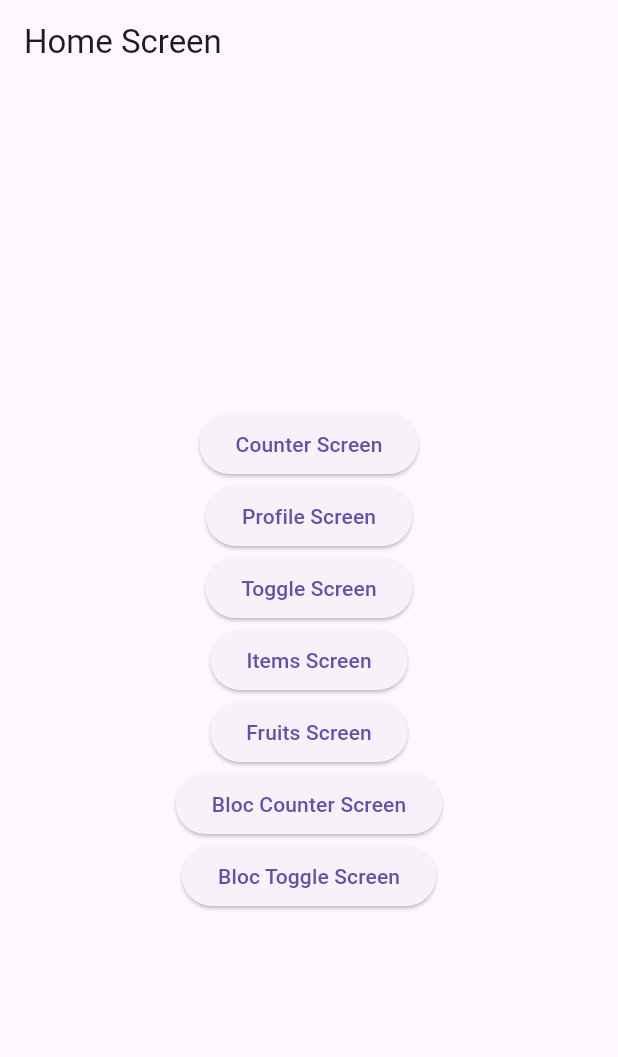
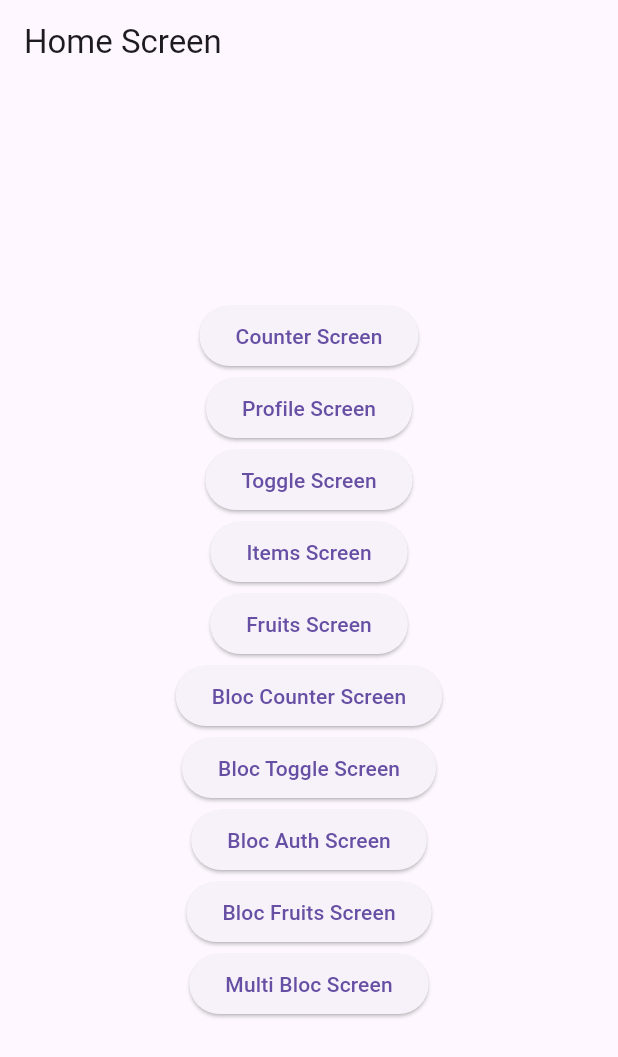
Before and after one commit to asib-research/flutter_bloc_mastery, a Flutter app: the screen it shows after launch, on a phone screen of 412 x 824 dp. Shown: the top 1057 px of the screen. Run offline on Flutter 3.47's test engine with Material 3 defaults, Android fonts, the phone set to English and light mode, and no system bars; our stand-ins replace flutter_bloc.

Commit message:
feat: implement MultiBlocProvider with AuthBloc and ProfileBloc, BlocListener and BlocBuilder

```diff
--- a/lib/app/flutter_bloc_mastery.dart
+++ b/lib/app/flutter_bloc_mastery.dart
@@ -3,8 +3,13 @@ import 'package:flutter_bloc/flutter_bloc.dart';
 import 'package:flutter_bloc_mastery/cubits/counter_cubit.dart';
 import 'package:flutter_bloc_mastery/cubits/profile_cubit.dart';
 import 'package:flutter_bloc_mastery/cubits/toggle_cubit.dart';
+import 'package:flutter_bloc_mastery/features/bloc/auth_with_block/blocs/auth_bloc.dart';
 import 'package:flutter_bloc_mastery/features/bloc/counter_with_bloc/blocs/counter_bloc.dart';
-import 'package:flutter_bloc_mastery/features/bloc/counter_with_bloc/blocs/toggle_bloc.dart';
+import 'package:flutter_bloc_mastery/features/bloc/fruits_with_bloc/blocs/fruit_bloc.dart';
+import 'package:flutter_bloc_mastery/features/bloc/fruits_with_bloc/repositories/fruit_repository.dart';
+import 'package:flutter_bloc_mastery/features/bloc/toggle_with_block/blocs/toggle_bloc.dart';
+import 'package:flutter_bloc_mastery/multi_bloc_system/blocs/multi_bloc_auth.dart';
+import 'package:flutter_bloc_mastery/multi_bloc_system/blocs/multi_bloc_profile.dart';
 import 'package:flutter_bloc_mastery/screens/home_screen.dart';
 import 'package:flutter_bloc_mastery/cubits/items_cubit.dart';
 
@@ -20,6 +25,10 @@ class FlutterBlocMastery extends StatelessWidget {
       BlocProvider(create: (_)=> ItemsCubit()..fetchItems()),
       BlocProvider(create: (_)=> CounterBloc()),
       BlocProvider(create: (_)=> ToggleBloc()),
+      BlocProvider(create: (_)=> AuthBloc()),
+      BlocProvider(create: (_)=> FruitBloc(FruitRepository())),
+      BlocProvider(create: (_)=> MultiBlocAuth(),),
+      BlocProvider(create: (_)=> MultiBlocProfile(),),
     ], child: MaterialApp(
       home: HomeScreen(),
     ));
--- a/lib/features/bloc/auth_with_block/blocs/auth_bloc.dart
+++ b/lib/features/bloc/auth_with_block/blocs/auth_bloc.dart
@@ -1,6 +1,6 @@
 import 'package:flutter_bloc/flutter_bloc.dart';
-import 'package:flutter_bloc_mastery/features/bloc/counter_with_bloc/events/auth_event.dart';
-import 'package:flutter_bloc_mastery/features/bloc/counter_with_bloc/states/auth_state.dart';
+import 'package:flutter_bloc_mastery/features/bloc/auth_with_block/events/auth_event.dart';
+import 'package:flutter_bloc_mastery/features/bloc/auth_with_block/states/auth_state.dart';
 
 class AuthBloc extends Bloc<AuthEvent, AuthState> {
   AuthBloc() : super(AuthInitialState()) {
--- a/lib/features/bloc/auth_with_block/screens/bloc_auth_screen.dart
+++ b/lib/features/bloc/auth_with_block/screens/bloc_auth_screen.dart
@@ -1,8 +1,8 @@
 import 'package:flutter/material.dart';
 import 'package:flutter_bloc/flutter_bloc.dart';
-import 'package:flutter_bloc_mastery/features/bloc/counter_with_bloc/blocs/auth_bloc.dart';
-import 'package:flutter_bloc_mastery/features/bloc/counter_with_bloc/events/auth_event.dart';
-import 'package:flutter_bloc_mastery/features/bloc/counter_with_bloc/states/auth_state.dart';
+import 'package:flutter_bloc_mastery/features/bloc/auth_with_block/blocs/auth_bloc.dart';
+import 'package:flutter_bloc_mastery/features/bloc/auth_with_block/events/auth_event.dart';
+import 'package:flutter_bloc_mastery/features/bloc/auth_with_block/states/auth_state.dart';
 
 class BlocAuthScreen extends StatefulWidget {
   const BlocAuthScreen({super.key});
--- a/lib/features/bloc/fruits_with_bloc/blocs/fruit_bloc.dart
+++ b/lib/features/bloc/fruits_with_bloc/blocs/fruit_bloc.dart
@@ -0,0 +1,20 @@
+import 'package:flutter_bloc/flutter_bloc.dart';
+import 'package:flutter_bloc_mastery/features/bloc/fruits_with_bloc/events/fruit_event.dart';
+import 'package:flutter_bloc_mastery/features/bloc/fruits_with_bloc/repositories/fruit_repository.dart';
+import 'package:flutter_bloc_mastery/features/bloc/fruits_with_bloc/states/fruit_state.dart';
+
+class FruitBloc extends Bloc<FruitEvent, FruitState> {
+  final FruitRepository fruitsRepository;
+
+  FruitBloc(this.fruitsRepository) : super(FruitsInitial()) {
+    on<FetchFruitsEvent>((event, emit) async {
+      emit(FruitsLoading());
+      try {
+        final fruits = await fruitsRepository.fetchFruits();
+        emit(FruitsLoaded(fruits: fruits));
+      } catch (e) {
+        emit(FruitsError(message: "Failed to fetch fruits"));
+      }
+    });
+  }
+}
--- a/lib/features/bloc/fruits_with_bloc/events/fruit_event.dart
+++ b/lib/features/bloc/fruits_with_bloc/events/fruit_event.dart
@@ -1,3 +1,4 @@
+
 abstract class FruitEvent {}
 
 class FetchFruitsEvent extends FruitEvent {}
--- a/lib/features/bloc/fruits_with_bloc/models/fruit_model.dart
+++ b/lib/features/bloc/fruits_with_bloc/models/fruit_model.dart
@@ -0,0 +1,13 @@
+// class Fruit {
+//   final String name;
+//   final String color;
+//
+//   Fruit({required this.name, required this.color});
+// }
+
+class Fruit {
+  final String name;
+  final String color;
+
+  Fruit({required this.name, required this.color});
+}
--- a/lib/features/bloc/fruits_with_bloc/states/fruit_state.dart
+++ b/lib/features/bloc/fruits_with_bloc/states/fruit_state.dart
@@ -0,0 +1,19 @@
+import 'package:flutter_bloc_mastery/features/bloc/fruits_with_bloc/models/fruit_model.dart';
+
+abstract class FruitState {}
+
+class FruitsInitial extends FruitState {}
+
+class FruitsLoading extends FruitState {}
+
+class FruitsLoaded extends FruitState {
+  final List<Fruit> fruits;
+
+  FruitsLoaded({required this.fruits});
+}
+
+class FruitsError extends FruitState {
+  final String message;
+
+  FruitsError({required this.message});
+}
--- a/lib/features/bloc/toggle_with_block/blocs/toggle_bloc.dart
+++ b/lib/features/bloc/toggle_with_block/blocs/toggle_bloc.dart
@@ -1,6 +1,6 @@
 import 'package:flutter_bloc/flutter_bloc.dart';
-import 'package:flutter_bloc_mastery/features/bloc/counter_with_bloc/events/toggle_event.dart';
-import 'package:flutter_bloc_mastery/features/bloc/counter_with_bloc/states/toggle_state.dart';
+import 'package:flutter_bloc_mastery/features/bloc/toggle_with_block/events/toggle_event.dart';
+import 'package:flutter_bloc_mastery/features/bloc/toggle_with_block/states/toggle_state.dart';
 
 class ToggleBloc extends Bloc<ToggleEvent, ToggleState> {
   ToggleBloc() : super(ToggleState(false)) {
--- a/lib/features/bloc/toggle_with_block/screens/bloc_toggle_screen.dart
+++ b/lib/features/bloc/toggle_with_block/screens/bloc_toggle_screen.dart
@@ -1,8 +1,8 @@
 import 'package:flutter/material.dart';
 import 'package:flutter_bloc/flutter_bloc.dart';
-import 'package:flutter_bloc_mastery/features/bloc/counter_with_bloc/blocs/toggle_bloc.dart';
-import 'package:flutter_bloc_mastery/features/bloc/counter_with_bloc/events/toggle_event.dart';
-import 'package:flutter_bloc_mastery/features/bloc/counter_with_bloc/states/toggle_state.dart';
+import 'package:flutter_bloc_mastery/features/bloc/toggle_with_block/blocs/toggle_bloc.dart';
+import 'package:flutter_bloc_mastery/features/bloc/toggle_with_block/events/toggle_event.dart';
+import 'package:flutter_bloc_mastery/features/bloc/toggle_with_block/states/toggle_state.dart';
 
 class BlocToggleScreen extends StatelessWidget {
   const BlocToggleScreen({super.key});
--- /dev/null
+++ b/lib/multi_bloc_system/blocs/multi_bloc_profile.dart
@@ -0,0 +1,14 @@
+import 'package:flutter_bloc/flutter_bloc.dart';
+import 'package:flutter_bloc_mastery/multi_bloc_system/events/multi_bloc_profile_event.dart';
+import 'package:flutter_bloc_mastery/multi_bloc_system/states/multi_block_profile_state.dart';
+
+class MultiBlocProfile
+    extends Bloc<MultiBlocProfileEvent, MultiBlocProfileState> {
+  MultiBlocProfile() : super(MultiBlocProfileInitial()) {
+    on<MultiBlocFetchProfileEvent>((event, emit) async {
+      emit(MultiBlocProfileLoading());
+      await Future.delayed(const Duration(seconds: 1));
+      emit(MultiBlocProfileLoaded(name: "Asib", email: "asib@gmail.com"));
+    });
+  }
+}
--- /dev/null
+++ b/lib/multi_bloc_system/events/multi_bloc_auth_event.dart
@@ -0,0 +1,5 @@
+abstract class MultiBlocAuthEvent {}
+
+class MultiBlocLoginEvent extends MultiBlocAuthEvent {}
+
+class MultiBlocLogoutEvent extends MultiBlocAuthEvent {}
--- /dev/null
+++ b/lib/multi_bloc_system/events/multi_bloc_profile_event.dart
@@ -0,0 +1,6 @@
+abstract class MultiBlocProfileEvent{}
+
+class MultiBlocFetchProfileEvent extends MultiBlocProfileEvent{
+  final String token;
+  MultiBlocFetchProfileEvent({required this.token});
+}
--- /dev/null
+++ b/lib/multi_bloc_system/states/multi_bloc_auth_state.dart
@@ -0,0 +1,17 @@
+abstract class MultiBlocAuthState {}
+
+class MultiBlocAuthInitial extends MultiBlocAuthState {}
+
+class MultiBlocAuthLoading extends MultiBlocAuthState {}
+
+class MultiBlocAuthSuccess extends MultiBlocAuthState {
+  final String token;
+
+  MultiBlocAuthSuccess({required this.token});
+}
+
+class MultiBlocAuthFailure {
+  final String error;
+
+  MultiBlocAuthFailure({required this.error});
+}
--- /dev/null
+++ b/lib/multi_bloc_system/states/multi_block_profile_state.dart
@@ -0,0 +1,16 @@
+abstract class MultiBlocProfileState {}
+
+class MultiBlocProfileInitial extends MultiBlocProfileState {}
+
+class MultiBlocProfileLoading extends MultiBlocProfileState {}
+
+class MultiBlocProfileLoaded extends MultiBlocProfileState {
+  final String name;
+  final String email;
+  MultiBlocProfileLoaded({required this.name, required this.email});
+}
+
+class MultiBlocProfileFailure extends MultiBlocProfileState {
+  final String error;
+  MultiBlocProfileFailure({required this.error});
+}
--- a/lib/screens/home_screen.dart
+++ b/lib/screens/home_screen.dart
@@ -1,7 +1,10 @@
 import 'package:flutter/material.dart';
+import 'package:flutter_bloc_mastery/features/bloc/auth_with_block/screens/bloc_auth_screen.dart';
 import 'package:flutter_bloc_mastery/features/bloc/counter_with_bloc/screens/bloc_counter_screen.dart';
-import 'package:flutter_bloc_mastery/features/bloc/counter_with_bloc/screens/bloc_toggle_screen.dart';
+import 'package:flutter_bloc_mastery/features/bloc/fruits_with_bloc/screens/bloc_fruit_screen.dart';
+import 'package:flutter_bloc_mastery/features/bloc/toggle_with_block/screens/bloc_toggle_screen.dart';
 import 'package:flutter_bloc_mastery/features/fruites/presentations/screens/fruits_screen.dart';
+import 'package:flutter_bloc_mastery/multi_bloc_system/screens/multi_bloc_screen.dart';
 import 'package:flutter_bloc_mastery/screens/counter_screen.dart';
 import 'package:flutter_bloc_mastery/screens/items_screen.dart';
 import 'package:flutter_bloc_mastery/screens/profile_screen.dart';
@@ -50,6 +53,16 @@ class HomeScreen extends StatelessWidget {
               Navigator.push(context, MaterialPageRoute(builder: (context)=> BlocToggleScreen()));
             }, child: Text("Bloc Toggle Screen")),
 
+            ElevatedButton(onPressed: (){
+              Navigator.push(context, MaterialPageRoute(builder: (context)=> BlocAuthScreen()));
+            }, child: Text("Bloc Auth Screen")),
+            ElevatedButton(onPressed: (){
+              Navigator.push(context, MaterialPageRoute(builder: (context)=> BlocFruitScreen()));
+            }, child: Text("Bloc Fruits Screen")),
+            ElevatedButton(onPressed: (){
+              Navigator.push(context, MaterialPageRoute(builder: (context)=> MultiBlocScreen()));
+            }, child: Text("Multi Bloc Screen")),
+
           ],
         ),
       ),
```
Also changed, not shown: lib/features/bloc/fruits_with_bloc/repositories/fruit_repository.dart (+14 -0 lines), lib/features/bloc/fruits_with_bloc/screens/bloc_fruit_screen.dart (+5 -32 lines), lib/multi_bloc_system/blocs/multi_bloc_auth.dart (added, +19 -0 lines), lib/multi_bloc_system/screens/multi_bloc_screen.dart (added, +95 -0 lines).
